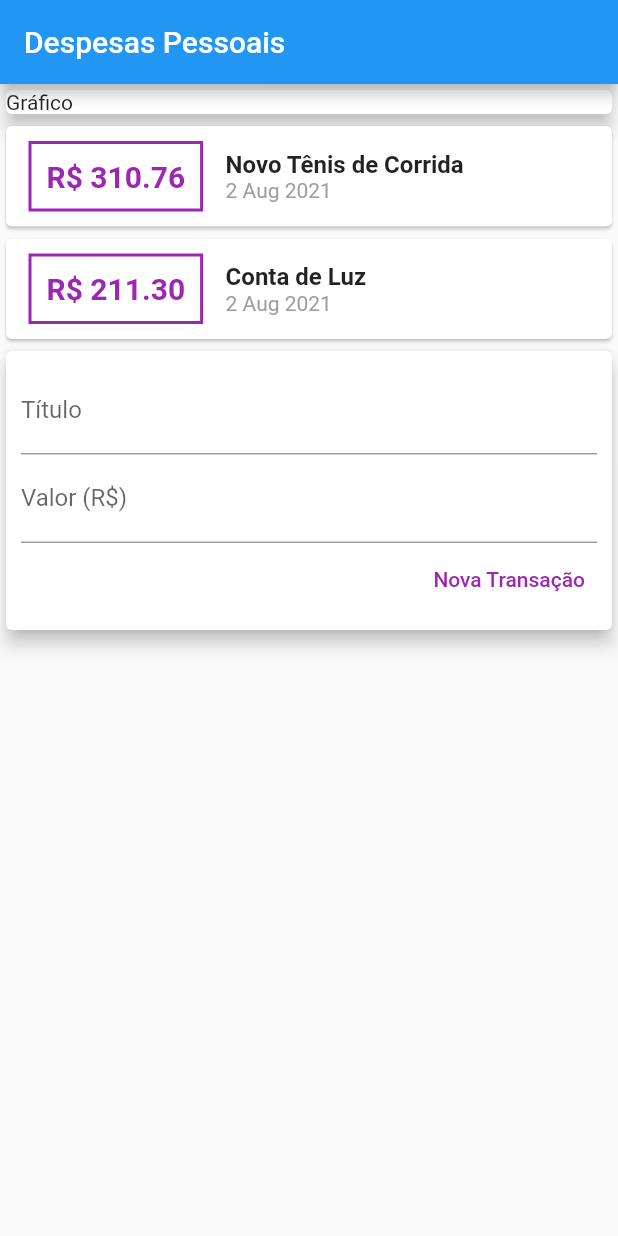
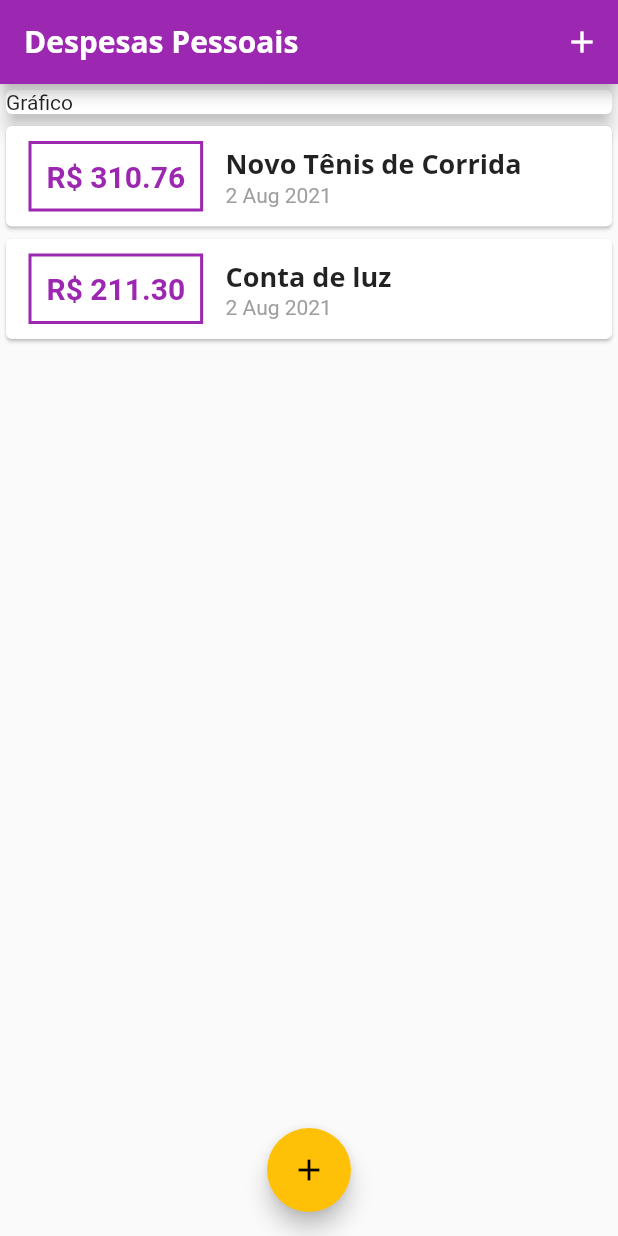
Before and after one commit to Gastongouveia/expenses_flutter, a Flutter app: the screen it shows after launch, on a phone screen of 412 x 824 dp. Run offline on Flutter 3.47's test engine with Material 2 defaults, Android fonts, the phone set to English and light mode, and no system bars.

Commit message:
refatoração de estados e estilos

```diff
--- a/lib/components/transaction_list.dart
+++ b/lib/components/transaction_list.dart
@@ -9,8 +9,12 @@ class TransactionList extends StatelessWidget {
 
   @override
   Widget build(BuildContext context) {
-    return Column(
-      children: transactions.map((tr) {
+    return Container(
+      height: 300,
+      child: ListView.builder(
+        itemCount: transactions.length,
+        itemBuilder: (ctx, index) {
+          final tr = transactions[index];
           return Card(
             child: Row(
               children: [
@@ -18,7 +22,7 @@ class TransactionList extends StatelessWidget {
                   margin: EdgeInsets.symmetric(horizontal: 15, vertical: 10),
                   decoration: BoxDecoration(
                     border: Border.all(
-                    color: Colors.purple,
+                      color: Theme.of(context).primaryColor,
                       width: 2,
                     ),
                   ),
@@ -28,14 +32,17 @@ class TransactionList extends StatelessWidget {
                     style: TextStyle(
                       fontWeight: FontWeight.bold,
                       fontSize: 20,
-                      color: Colors.purple),
+                      color: Theme.of(context).primaryColor,
+                    ),
                   ),
                 ),
                 Column(
                   children: [
                     Text(
                       tr.title,
-                    style: TextStyle(fontSize: 16, fontWeight: FontWeight.bold),
+                      style: Theme.of(context).textTheme.headline6,
+                      // style:
+                      //     TextStyle(fontSize: 16, fontWeight: FontWeight.bold),
                     ),
                     Text(
                       DateFormat('d MMM y').format(tr.date),
@@ -47,7 +54,8 @@ class TransactionList extends StatelessWidget {
               ],
             ),
           );
-      }).toList(),
+        },
+      ),
     );
   }
 }
--- a/lib/components/transaction_user.dart
+++ /dev/null
@@ -1,37 +0,0 @@
-import 'package:flutter/material.dart';
-import 'transaction_form.dart';
-import 'transaction_list.dart';
-import '../models/transaction.dart';
-
-class TransactionUser extends StatefulWidget {
-
-  @override
-  _TransactionUserState createState() => _TransactionUserState();
-}
-
-class _TransactionUserState extends State<TransactionUser> {
-  final _transactions = [
-    Transaction(
-      id: 't1',
-      title: 'Novo Tênis de Corrida',
-      value: 310.76,
-      date: DateTime.now(),
-    ),
-    Transaction(
-      id: 't2',
-      title: 'Conta de Luz',
-      value: 211.30,
-      date: DateTime.now(),
-    ),
-  ];
-
-  @override
-  Widget build(BuildContext context) {
-    return Column(
-      children: [
-        TransactionList(_transactions),
-        TransactionForm(),
-      ],
-    );
-  }
-}
--- a/lib/main.dart
+++ b/lib/main.dart
@@ -1,5 +1,8 @@
 import 'package:flutter/material.dart';
-import './components/transaction_user.dart';
+import 'dart:math';
+import 'components/transaction_form.dart';
+import 'components/transaction_list.dart';
+import 'models/transaction.dart';
 
 main() => runApp(ExpensesApp());
 
@@ -8,21 +11,84 @@ class ExpensesApp extends StatelessWidget {
   Widget build(BuildContext context) {
     return MaterialApp(
       home: MyHomePage(),
+      theme: ThemeData(
+          primarySwatch: Colors.purple,
+          accentColor: Colors.amber,
+          fontFamily: 'Quicksand',
+          textTheme: ThemeData.light().textTheme.copyWith(
+                headline6: TextStyle(
+                  fontFamily: 'OpenSans',
+                  fontSize: 18,
+                  fontWeight: FontWeight.bold,
+                ),
+              ),
+          appBarTheme: AppBarTheme(
+              textTheme: ThemeData.light().textTheme.copyWith(
+                  headline6: TextStyle(
+                      fontFamily: 'OpenSans',
+                      fontSize: 20,
+                      fontWeight: FontWeight.bold)))),
     );
   }
 }
 
-class MyHomePage extends StatelessWidget {
+class MyHomePage extends StatefulWidget {
+  @override
+  _MyHomePageState createState() => _MyHomePageState();
+}
 
+class _MyHomePageState extends State<MyHomePage> {
+  final _transactions = [
+    Transaction(
+      id: 't1',
+      title: 'Novo Tênis de Corrida',
+      value: 310.76,
+      date: DateTime.now(),
+    ),
+    Transaction(
+      id: 't2',
+      title: 'Conta de luz',
+      value: 211.30,
+      date: DateTime.now(),
+    ),
+  ];
 
+  _addTransaction(String title, double value) {
+    final newTransaction = Transaction(
+      id: Random().nextDouble().toString(),
+      title: title,
+      value: value,
+      date: DateTime.now(),
+    );
+    setState(() {
+      _transactions.add(newTransaction);
+    });
+
+    Navigator.of(context).pop();
+  }
+
+  _openTransactionFormModal(BuildContext context) {
+    showModalBottomSheet(
+        context: context,
+        builder: (ctx) {
+          return TransactionForm(_addTransaction);
+        });
+  }
 
   @override
   Widget build(BuildContext context) {
     return Scaffold(
       appBar: AppBar(
         title: Text('Despesas Pessoais'),
+        actions: [
+          IconButton(
+            onPressed: () => _openTransactionFormModal(context),
+            icon: Icon(Icons.add),
+          )
+        ],
       ),
-      body: Column(
+      body: SingleChildScrollView(
+        child: Column(
           crossAxisAlignment: CrossAxisAlignment.stretch,
           children: [
             Container(
@@ -31,9 +97,15 @@ class MyHomePage extends StatelessWidget {
                 elevation: 5,
               ),
             ),
-          TransactionUser(),
+            TransactionList(_transactions),
           ],
         ),
+      ),
+      floatingActionButton: FloatingActionButton(
+        onPressed: () => _openTransactionFormModal(context),
+        child: Icon(Icons.add),
+      ),
+      floatingActionButtonLocation: FloatingActionButtonLocation.centerFloat,
     );
   }
 }
```
Also changed, not shown: lib/components/transaction_form.dart (+28 -6 lines), pubspec.yaml (+11 -6 lines), assets/fonts/OpenSans-Bold.ttf (added), assets/fonts/OpenSans-Regular.ttf (added), assets/fonts/Quicksand-Bold.ttf (added), assets/fonts/Quicksand-Light.ttf (added), assets/fonts/Quicksand-Medium.ttf (added), assets/fonts/Quicksand-Regular.ttf (added). Lines whose indentation alone changed are shown as unchanged.
